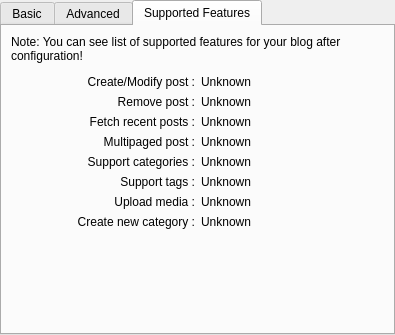
The window that bilbo/addeditblogbase.ui (mtux/bilbo) describes before a commit, drawn with Qt 5.
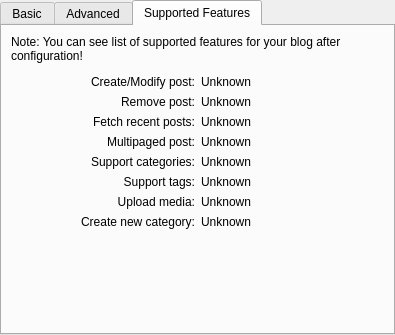
The same window after the commit. The open tabs and pages were chosen to show the change. Custom widgets are drawn as their Qt base class.

What changed in the file:
```diff
--- a/bilbo/addeditblogbase.ui
+++ b/bilbo/addeditblogbase.ui
@@ -371,7 +371,7 @@
     <item row="2" column="0" >
      <widget class="QLabel" name="label_11" >
       <property name="text" >
-       <string>Create/Modify post :</string>
+       <string>Create/Modify post:</string>
       </property>
       <property name="alignment" >
        <set>Qt::AlignRight|Qt::AlignTrailing|Qt::AlignVCenter</set>
@@ -404,7 +404,7 @@
     <item row="9" column="0" >
      <widget class="QLabel" name="label_14" >
       <property name="text" >
-       <string>Support categories :</string>
+       <string>Support categories:</string>
       </property>
       <property name="alignment" >
        <set>Qt::AlignRight|Qt::AlignTrailing|Qt::AlignVCenter</set>
@@ -414,7 +414,7 @@
     <item row="10" column="0" >
      <widget class="QLabel" name="label_16" >
       <property name="text" >
-       <string>Support tags :</string>
+       <string>Support tags:</string>
       </property>
       <property name="alignment" >
        <set>Qt::AlignRight|Qt::AlignTrailing|Qt::AlignVCenter</set>
@@ -438,7 +438,7 @@
     <item row="3" column="0" >
      <widget class="QLabel" name="label_22" >
       <property name="text" >
-       <string>Remove post :</string>
+       <string>Remove post:</string>
       </property>
       <property name="alignment" >
        <set>Qt::AlignRight|Qt::AlignTrailing|Qt::AlignVCenter</set>
@@ -455,7 +455,7 @@
     <item row="4" column="0" >
      <widget class="QLabel" name="label_12" >
       <property name="text" >
-       <string>Fetch recent posts :</string>
+       <string>Fetch recent posts:</string>
       </property>
       <property name="alignment" >
        <set>Qt::AlignRight|Qt::AlignTrailing|Qt::AlignVCenter</set>
@@ -472,7 +472,7 @@
     <item row="5" column="0" >
      <widget class="QLabel" name="label_20" >
       <property name="text" >
-       <string>Multipaged post :</string>
+       <string>Multipaged post:</string>
       </property>
       <property name="alignment" >
        <set>Qt::AlignRight|Qt::AlignTrailing|Qt::AlignVCenter</set>
@@ -499,7 +499,7 @@
     <item row="15" column="0" >
      <widget class="QLabel" name="label_13" >
       <property name="text" >
-       <string>Upload media :</string>
+       <string>Upload media:</string>
       </property>
       <property name="alignment" >
        <set>Qt::AlignRight|Qt::AlignTrailing|Qt::AlignVCenter</set>
@@ -516,7 +516,7 @@
     <item row="16" column="0" >
      <widget class="QLabel" name="label_15" >
       <property name="text" >
-       <string>Create new category :</string>
+       <string>Create new category:</string>
       </property>
       <property name="alignment" >
        <set>Qt::AlignRight|Qt::AlignTrailing|Qt::AlignVCenter</set>
```
Left out of the diff: 4 changed lines with no effect on the pictures.
